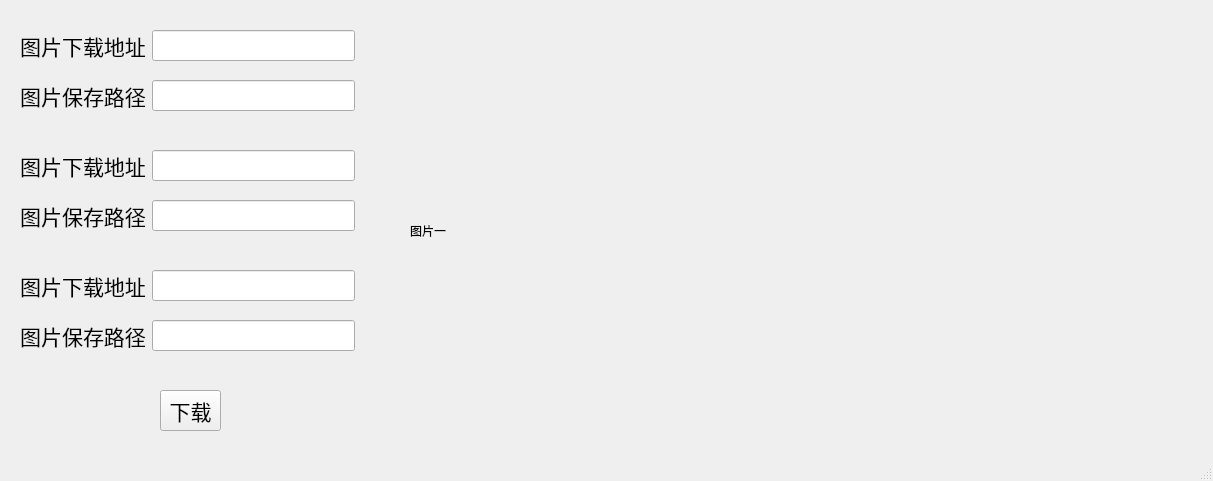
The window that DownloadPic/mainwindow.ui (ZzJjH/DownloadPic_Thread) describes before a commit, drawn with Qt 5.
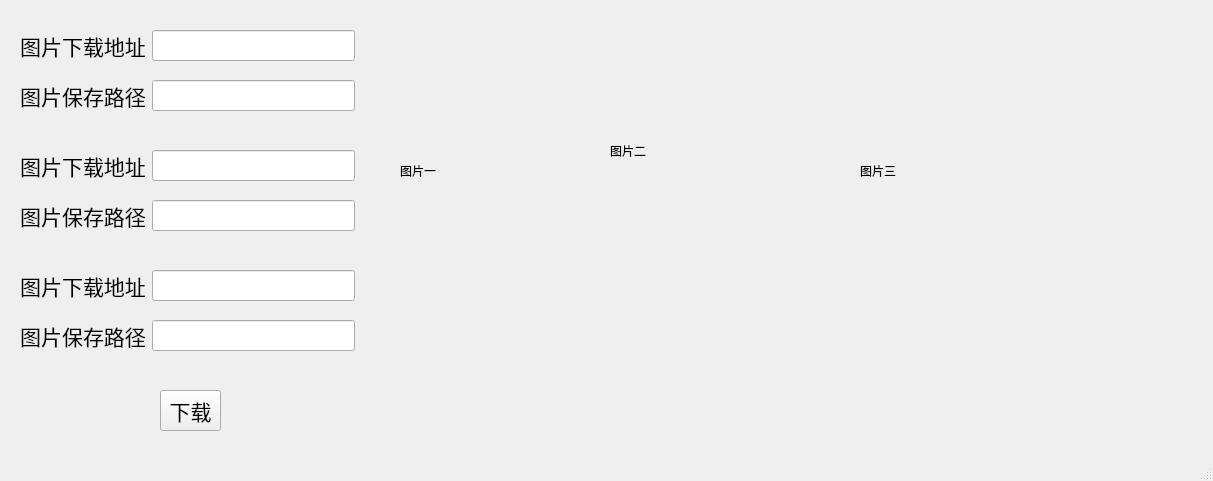
The same window after the commit.

Commit message: 增加子线程2、3图片显示

```diff
--- a/DownloadPic/mainwindow.ui
+++ b/DownloadPic/mainwindow.ui
@@ -203,16 +203,42 @@
    <widget class="QLabel" name="showpic_1">
     <property name="geometry">
      <rect>
-      <x>410</x>
-      <y>30</y>
-      <width>661</width>
-      <height>401</height>
+      <x>400</x>
+      <y>50</y>
+      <width>181</width>
+      <height>241</height>
      </rect>
     </property>
     <property name="text">
      <string>图片一</string>
     </property>
    </widget>
+   <widget class="QLabel" name="showpic_2">
+    <property name="geometry">
+     <rect>
+      <x>610</x>
+      <y>30</y>
+      <width>181</width>
+      <height>241</height>
+     </rect>
+    </property>
+    <property name="text">
+     <string>图片二</string>
+    </property>
+   </widget>
+   <widget class="QLabel" name="showpic_3">
+    <property name="geometry">
+     <rect>
+      <x>860</x>
+      <y>50</y>
+      <width>181</width>
+      <height>241</height>
+     </rect>
+    </property>
+    <property name="text">
+     <string>图片三</string>
+    </property>
+   </widget>
   </widget>
   <widget class="QMenuBar" name="menubar">
    <property name="geometry">
```
The commit also changes 5 other files.
